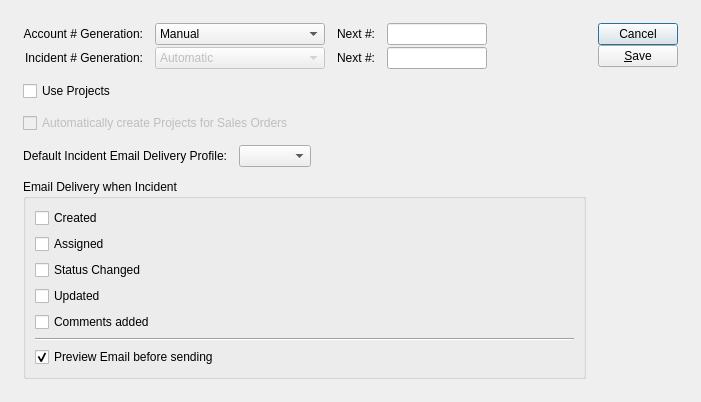
This is xtuple/trunk/guiclient/configureCRM.ui in WooodHead/xtuple as Qt 5 draws it before an edit. The edited form follows.
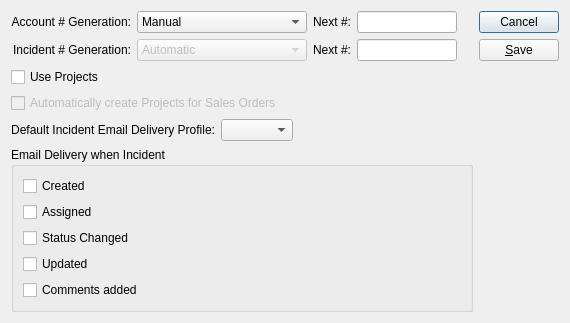
This is the edited form. Custom widgets are drawn as their Qt base class.

Commit message: bug #9310 - remove crm config param that's been moved to ediprofile definition

What changed in the file:
```diff
--- a/xtuple/trunk/guiclient/configureCRM.ui
+++ b/xtuple/trunk/guiclient/configureCRM.ui
@@ -7,35 +7,18 @@
 is available at www.xtuple.com/CPAL.  By using this software, you agree
 to be bound by its terms.</comment>
  <class>configureCRM</class>
- <widget class="QDialog" name="configureCRM" >
-  <property name="geometry" >
-   <rect>
-    <x>0</x>
-    <y>0</y>
-    <width>701</width>
-    <height>388</height>
-   </rect>
-  </property>
-  <property name="windowTitle" >
+ <widget class="QDialog" name="configureCRM">
+  <property name="windowTitle">
    <string>CRM Configuration</string>
   </property>
-  <layout class="QGridLayout" >
-   <item row="0" column="0" >
-    <layout class="QGridLayout" >
-     <property name="margin" >
-      <number>12</number>
-     </property>
-     <property name="spacing" >
-      <number>12</number>
-     </property>
-     <item row="0" column="0" >
-      <layout class="QGridLayout" >
-       <property name="verticalSpacing" >
-        <number>2</number>
-       </property>
-       <item row="0" column="0" >
-        <widget class="QLabel" name="_acctGenerationLit" >
-         <property name="text" >
+  <layout class="QGridLayout">
+   <item row="0" column="0">
+    <layout class="QGridLayout">
+     <item row="0" column="0">
+      <layout class="QGridLayout">
+       <item row="0" column="0">
+        <widget class="QLabel" name="_acctGenerationLit">
+         <property name="text">
           <string>Account # Generation:</string>
          </property>
          <property name="alignment" >
@@ -163,37 +146,21 @@
        </item>
       </layout>
      </item>
-     <item rowspan="3" row="0" column="1" >
-      <layout class="QVBoxLayout" >
-       <property name="spacing" >
-        <number>0</number>
-       </property>
-       <property name="margin" >
-        <number>0</number>
-       </property>
+     <item row="0" column="1" rowspan="3">
+      <layout class="QVBoxLayout">
        <item>
-        <layout class="QVBoxLayout" >
-         <property name="spacing" >
-          <number>0</number>
+        <widget class="QPushButton" name="_cancel">
+         <property name="text">
+          <string>Cancel</string>
          </property>
-         <property name="margin" >
-          <number>0</number>
+        </widget>
+       </item>
+       <item>
+        <widget class="QPushButton" name="_save">
+         <property name="text">
+          <string>&amp;Save</string>
          </property>
-         <item>
-          <widget class="QPushButton" name="_cancel" >
-           <property name="text" >
-            <string>Cancel</string>
-           </property>
-          </widget>
-         </item>
-         <item>
-          <widget class="QPushButton" name="_save" >
-           <property name="text" >
-            <string>&amp;Save</string>
-           </property>
-          </widget>
-         </item>
-        </layout>
+        </widget>
        </item>
        <item>
         <spacer>
@@ -227,11 +194,11 @@
        </property>
       </widget>
      </item>
-     <item row="3" column="0" >
-      <layout class="QHBoxLayout" >
+     <item row="3" column="0">
+      <layout class="QHBoxLayout">
        <item>
-        <widget class="QLabel" name="_incdtEmailProfileLit" >
-         <property name="text" >
+        <widget class="QLabel" name="_incdtEmailProfileLit">
+         <property name="text">
           <string>Default Incident Email Delivery Profile:</string>
          </property>
          <property name="alignment" >
@@ -240,8 +207,8 @@
         </widget>
        </item>
        <item>
-        <widget class="XComboBox" name="_incdtEmailProfile" >
-         <property name="allowNull" >
+        <widget class="XComboBox" name="_incdtEmailProfile">
+         <property name="allowNull">
           <bool>true</bool>
          </property>
         </widget>
@@ -269,64 +236,63 @@
        <property name="title" >
         <string>Email Delivery when Incident</string>
        </property>
-       <layout class="QGridLayout" >
-        <item row="0" column="0" >
-         <widget class="QCheckBox" name="_incdtCreated" >
-          <property name="text" >
+       <layout class="QGridLayout">
+        <item row="0" column="0">
+         <widget class="QCheckBox" name="_incdtCreated">
+          <property name="text">
            <string>Created</string>
           </property>
          </widget>
         </item>
-        <item row="1" column="0" >
-         <widget class="QCheckBox" name="_incdtAssigned" >
-          <property name="text" >
+        <item row="1" column="0">
+         <widget class="QCheckBox" name="_incdtAssigned">
+          <property name="text">
            <string>Assigned</string>
           </property>
          </widget>
         </item>
-        <item row="2" column="0" >
-         <widget class="QCheckBox" name="_incdtStatus" >
-          <property name="text" >
+        <item row="2" column="0">
+         <widget class="QCheckBox" name="_incdtStatus">
+          <property name="text">
            <string>Status Changed</string>
           </property>
          </widget>
         </item>
-        <item row="3" column="0" >
-         <widget class="QCheckBox" name="_incdtUpdated" >
-          <property name="text" >
+        <item row="3" column="0">
+         <widget class="QCheckBox" name="_incdtUpdated">
+          <property name="text">
            <string>Updated</string>
           </property>
          </widget>
         </item>
-        <item row="4" column="0" >
-         <widget class="QCheckBox" name="_incdtComments" >
-          <property name="text" >
+        <item row="4" column="0">
+         <widget class="QCheckBox" name="_incdtComments">
+          <property name="text">
            <string>Comments added</string>
           </property>
          </widget>
         </item>
-        <item row="5" column="0" >
-         <widget class="Line" name="line" >
-          <property name="orientation" >
-           <enum>Qt::Horizontal</enum>
-          </property>
-         </widget>
-        </item>
-        <item row="6" column="0" >
-         <widget class="QCheckBox" name="_incdtPreview" >
-          <property name="text" >
-           <string>Preview Email before sending</string>
-          </property>
-          <property name="checked" >
-           <bool>true</bool>
-          </property>
-         </widget>
-        </item>
        </layout>
       </widget>
      </item>
     </layout>
    </item>
+   <item row="1" column="0">
+    <spacer name="verticalSpacer">
+     <property name="orientation">
+      <enum>Qt::Vertical</enum>
+     </property>
+     <property name="sizeType">
+      <enum>QSizePolicy::Expanding</enum>
+     </property>
+     <property name="sizeHint" stdset="0">
+      <size>
+       <width>20</width>
+       <height>0</height>
+      </size>
+     </property>
+    </spacer>
+   </item>
   </layout>
  </widget>
  <customwidgets>
```
Left out of the diff: 119 changed lines with no effect on the pictures. The commit also changes 1 other file.
